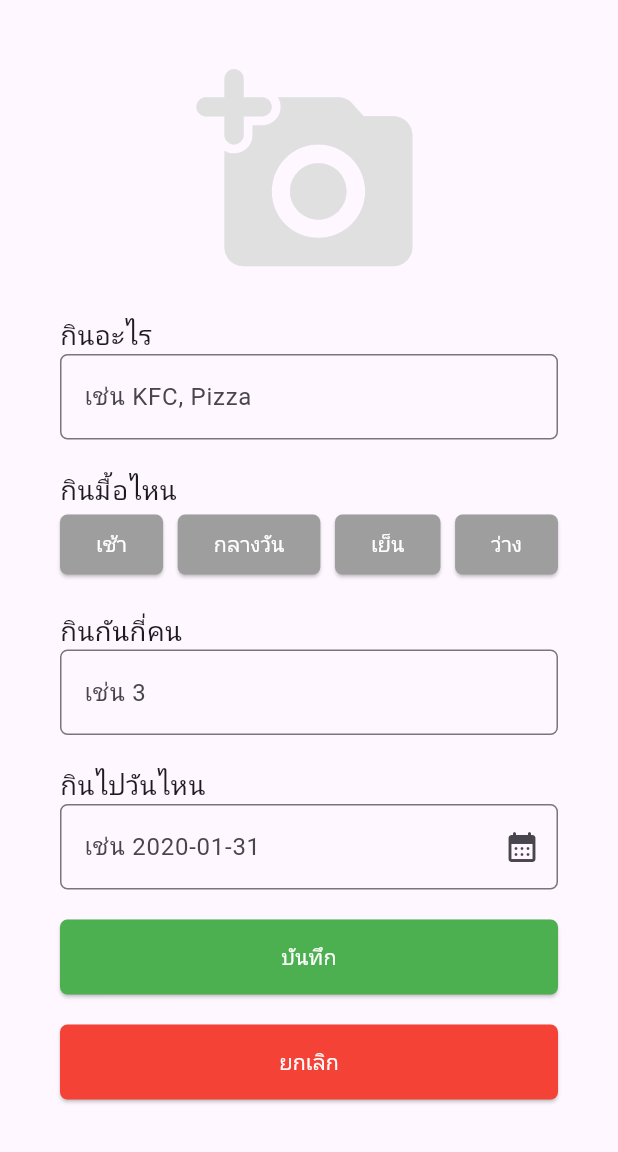
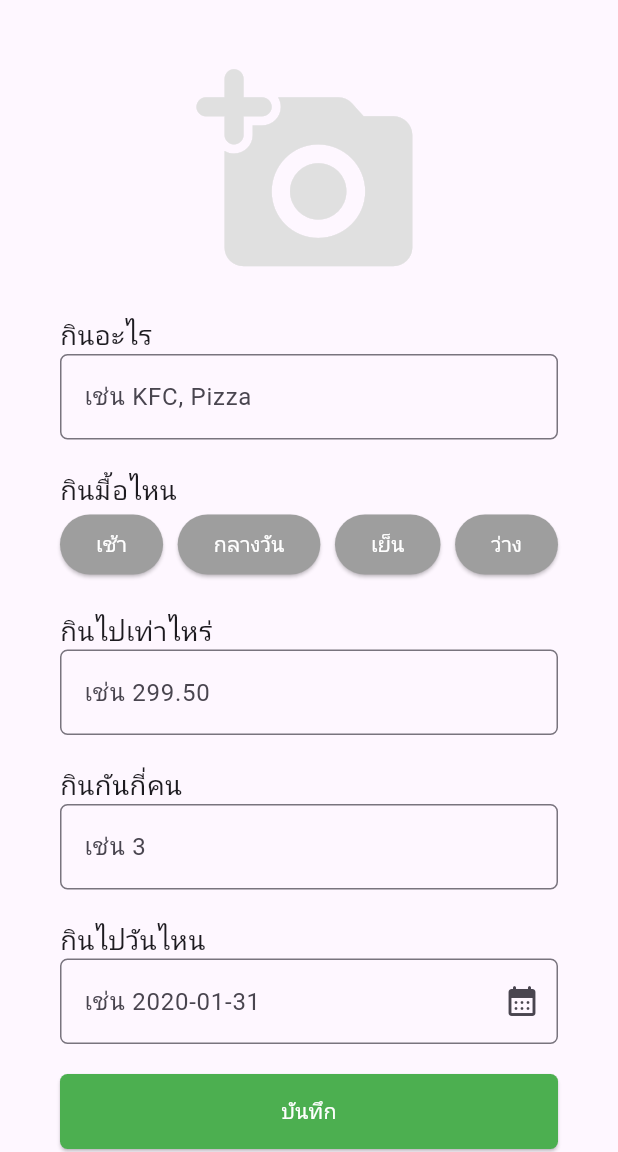
Before and after one commit to busakol/flutter_food_tracker_app1, a Flutter app: the screen it shows after launch, after a tap on the "add" icon, on a phone screen of 412 x 824 dp, the part 84-1236 px from its top. Run offline on Flutter 3.47's test engine with Material 3 defaults, Android fonts, the phone set to English and light mode, and no system bars; our stand-ins replace google_fonts, supabase_flutter; accounts and stored records are empty; Roboto replaces fonts that are missing (Prompt).

Commit message:
commit Add page show_ui.dart

```diff
--- a/lib/sevices/supabase_sevice.dart
+++ b/lib/sevices/supabase_sevice.dart
@@ -5,7 +5,6 @@ import 'dart:io';
 
 import 'package:supabase_flutter/supabase_flutter.dart';
 import 'package:flutter_task_app/models/task.dart';
-import 'package:flutter/material.dart';
 
 class SupabaseService {
   //สร้าง instance/object/ตัวแทน ของ supabvase_flutter เพื่อจะทำงานต่างๆกับ Supabase
--- a/lib/views/add_food_tracker_ui.dart
+++ b/lib/views/add_food_tracker_ui.dart
@@ -84,7 +84,7 @@ class _AddFoodTrackerUiState extends State<AddFoodTrackerUi> {
                       style: ElevatedButton.styleFrom(
                         backgroundColor: Colors.grey,
                         shape: RoundedRectangleBorder(
-                          borderRadius: BorderRadius.circular(5.0),
+                          borderRadius: BorderRadius.circular(20.0),
                         ),
                       ),
                       child: Text(
@@ -99,7 +99,7 @@ class _AddFoodTrackerUiState extends State<AddFoodTrackerUi> {
                       style: ElevatedButton.styleFrom(
                         backgroundColor: Colors.grey,
                         shape: RoundedRectangleBorder(
-                          borderRadius: BorderRadius.circular(5.0),
+                          borderRadius: BorderRadius.circular(20.0),
                         ),
                       ),
                       child: Text(
@@ -114,7 +114,7 @@ class _AddFoodTrackerUiState extends State<AddFoodTrackerUi> {
                       style: ElevatedButton.styleFrom(
                         backgroundColor: Colors.grey,
                         shape: RoundedRectangleBorder(
-                          borderRadius: BorderRadius.circular(5.0),
+                          borderRadius: BorderRadius.circular(20.0),
                         ),
                       ),
                       child: Text(
@@ -129,7 +129,7 @@ class _AddFoodTrackerUiState extends State<AddFoodTrackerUi> {
                       style: ElevatedButton.styleFrom(
                         backgroundColor: Colors.grey,
                         shape: RoundedRectangleBorder(
-                          borderRadius: BorderRadius.circular(5.0),
+                          borderRadius: BorderRadius.circular(20.0),
                         ),
                       ),
                       child: Text(
@@ -140,6 +140,25 @@ class _AddFoodTrackerUiState extends State<AddFoodTrackerUi> {
                       ),
                     ),
                   ],
+                ),
+                SizedBox(height: 20),
+                Align(
+                  alignment: Alignment.centerLeft,
+                  child: Text(
+                    'กินไปเท่าไหร่',
+                    style: TextStyle(
+                      fontSize: 18,
+                    ),
+                  ),
+                ),
+                TextField(
+                  keyboardType: TextInputType.number,
+                  decoration: InputDecoration(
+                    border: OutlineInputBorder(
+                      borderRadius: BorderRadius.circular(5.0),
+                    ),
+                    hintText: 'เช่น 299.50',
+                  ),
                 ),
                 SizedBox(height: 20),
                 Align(
--- a/lib/views/show_all_food_tracker_ui.dart
+++ b/lib/views/show_all_food_tracker_ui.dart
@@ -1,4 +1,4 @@
-// ignore_for_file: unused_import
+// ignore_for_file: sort_child_properties_last, unused_import
 import 'package:flutter/material.dart';
 import 'package:flutter_task_app/views/add_food_tracker_ui.dart';
 import 'package:flutter_task_app/views/update_delete_food_tracker_ui.dart';
@@ -23,7 +23,9 @@ class _ShowAllFoodTrackerUiState extends State<ShowAllFoodTrackerUi> {
         centerTitle: true,
       ),
       //Floating Action Button
-      floatingActionButton: FloatingActionButton(
+      floatingActionButton: Padding(
+        padding: const EdgeInsets.only(bottom: 15.0),
+        child: FloatingActionButton(
           onPressed: () {
             Navigator.push(
               context,
@@ -38,7 +40,8 @@ class _ShowAllFoodTrackerUiState extends State<ShowAllFoodTrackerUi> {
           ),
           backgroundColor: Colors.redAccent,
         ),
-      //ตำแหน่งของ Floating Action Button
+        //ตำแหน่งของ FloatingActionButton
+      ),
       floatingActionButtonLocation: FloatingActionButtonLocation.centerFloat,
     );
   }
```
Lines whose indentation alone changed are shown as unchanged.
